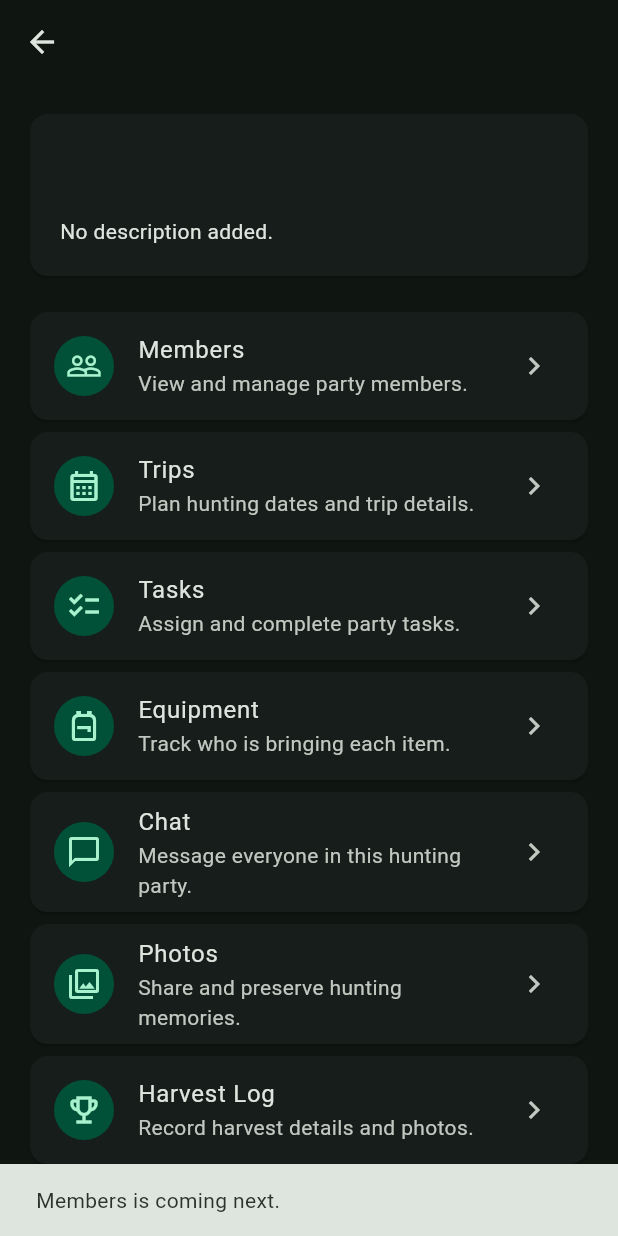
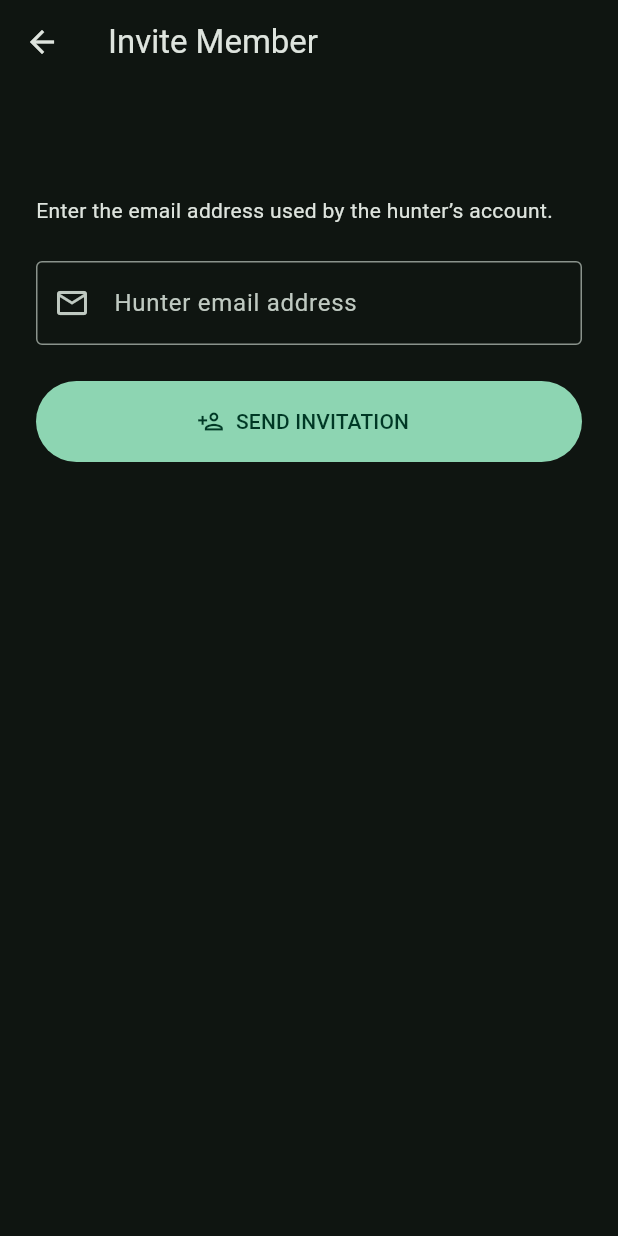
Before and after one commit to thehuntingpartyapp/the-hunting-party, a Flutter app: the PartyDetailsScreen screen opened directly with empty values, after a tap on "Members", on a phone screen of 412 x 824 dp. Run offline on Flutter 3.47's test engine with Material 3 defaults, Android fonts, the phone set to English and light mode, and no system bars; our stand-ins replace cloud_firestore, firebase_auth, firebase_core; accounts and stored records are empty.

Commit message:
Add hunting party invitations

```diff
--- /dev/null
+++ b/lib/screens/invite_member_screen.dart
@@ -0,0 +1,159 @@
+import 'package:cloud_firestore/cloud_firestore.dart';
+import 'package:firebase_auth/firebase_auth.dart';
+import 'package:flutter/material.dart';
+
+class InviteMemberScreen extends StatefulWidget {
+  const InviteMemberScreen({
+    super.key,
+    required this.partyId,
+    required this.partyName,
+  });
+
+  final String partyId;
+  final String partyName;
+
+  @override
+  State<InviteMemberScreen> createState() => _InviteMemberScreenState();
+}
+
+class _InviteMemberScreenState extends State<InviteMemberScreen> {
+  final _emailController = TextEditingController();
+  bool _isSending = false;
+
+  @override
+  void dispose() {
+    _emailController.dispose();
+    super.dispose();
+  }
+
+  Future<void> _sendInvitation() async {
+    final user = FirebaseAuth.instance.currentUser;
+    final inviteeEmail = _emailController.text.trim().toLowerCase();
+
+    if (user == null) {
+      return;
+    }
+
+    if (inviteeEmail.isEmpty || !inviteeEmail.contains('@')) {
+      ScaffoldMessenger.of(context).showSnackBar(
+        const SnackBar(content: Text('Enter a valid email address.')),
+      );
+      return;
+    }
+
+    if (inviteeEmail == user.email?.toLowerCase()) {
+      ScaffoldMessenger.of(context).showSnackBar(
+        const SnackBar(
+          content: Text('You are already a member of this party.'),
+        ),
+      );
+      return;
+    }
+
+    setState(() {
+      _isSending = true;
+    });
+
+    try {
+      final existingInvitation = await FirebaseFirestore.instance
+          .collection('invitations')
+          .where('invitedById', isEqualTo: user.uid)
+          .where('partyId', isEqualTo: widget.partyId)
+          .where('inviteeEmail', isEqualTo: inviteeEmail)
+          .where('status', isEqualTo: 'pending')
+          .limit(1)
+          .get();
+
+      if (existingInvitation.docs.isNotEmpty) {
+        if (!mounted) return;
+
+        ScaffoldMessenger.of(context).showSnackBar(
+          const SnackBar(
+            content: Text('That person already has a pending invitation.'),
+          ),
+        );
+        return;
+      }
+
+      await FirebaseFirestore.instance.collection('invitations').add({
+        'partyId': widget.partyId,
+        'partyName': widget.partyName,
+        'inviteeEmail': inviteeEmail,
+        'invitedById': user.uid,
+        'invitedByEmail': user.email ?? '',
+        'status': 'pending',
+        'createdAt': FieldValue.serverTimestamp(),
+      });
+
+      if (!mounted) return;
+
+      _emailController.clear();
+
+      ScaffoldMessenger.of(
+        context,
+      ).showSnackBar(const SnackBar(content: Text('Invitation sent.')));
+    } on FirebaseException catch (error) {
+      if (!mounted) return;
+
+      ScaffoldMessenger.of(context).showSnackBar(
+        SnackBar(
+          content: Text(error.message ?? 'Unable to send the invitation.'),
+        ),
+      );
+    } finally {
+      if (mounted) {
+        setState(() {
+          _isSending = false;
+        });
+      }
+    }
+  }
+
+  @override
+  Widget build(BuildContext context) {
+    return Scaffold(
+      appBar: AppBar(title: const Text('Invite Member')),
+      body: Padding(
+        padding: const EdgeInsets.all(24),
+        child: Column(
+          crossAxisAlignment: CrossAxisAlignment.stretch,
+          children: [
+            Text(
+              widget.partyName,
+              style: const TextStyle(fontSize: 26, fontWeight: FontWeight.bold),
+            ),
+            const SizedBox(height: 12),
+            const Text('Enter the email address used by the hunter’s account.'),
+            const SizedBox(height: 24),
+            TextField(
+              controller: _emailController,
+              keyboardType: TextInputType.emailAddress,
+              textCapitalization: TextCapitalization.none,
+              autocorrect: false,
+              decoration: const InputDecoration(
+                labelText: 'Hunter email address',
+                prefixIcon: Icon(Icons.email_outlined),
+                border: OutlineInputBorder(),
+              ),
+            ),
+            const SizedBox(height: 24),
+            SizedBox(
+              height: 54,
+              child: FilledButton.icon(
+                onPressed: _isSending ? null : _sendInvitation,
+                icon: _isSending
+                    ? const SizedBox(
+                        width: 20,
+                        height: 20,
+                        child: CircularProgressIndicator(strokeWidth: 2),
+                      )
+                    : const Icon(Icons.person_add_outlined),
+                label: Text(_isSending ? 'SENDING...' : 'SEND INVITATION'),
+              ),
+            ),
+          ],
+        ),
+      ),
+    );
+  }
+}
--- a/lib/screens/party_details_screen.dart
+++ b/lib/screens/party_details_screen.dart
@@ -1,5 +1,6 @@
 import 'package:flutter/material.dart';
 import 'tasks_screen.dart';
+import 'invite_member_screen.dart';
 
 class PartyDetailsScreen extends StatelessWidget {
   const PartyDetailsScreen({
@@ -45,9 +46,17 @@ class PartyDetailsScreen extends StatelessWidget {
           _PartyFeatureCard(
             icon: Icons.people_outline,
             title: 'Members',
-            subtitle: 'View and manage party members.',
+            subtitle: 'Invite and manage party members.',
             onTap: () {
-              _showComingSoon(context, 'Members');
+              Navigator.push(
+                context,
+                MaterialPageRoute(
+                  builder: (_) => InviteMemberScreen(
+                    partyId: partyId,
+                    partyName: partyName,
+                  ),
+                ),
+              );
             },
           ),
           _PartyFeatureCard(
```
